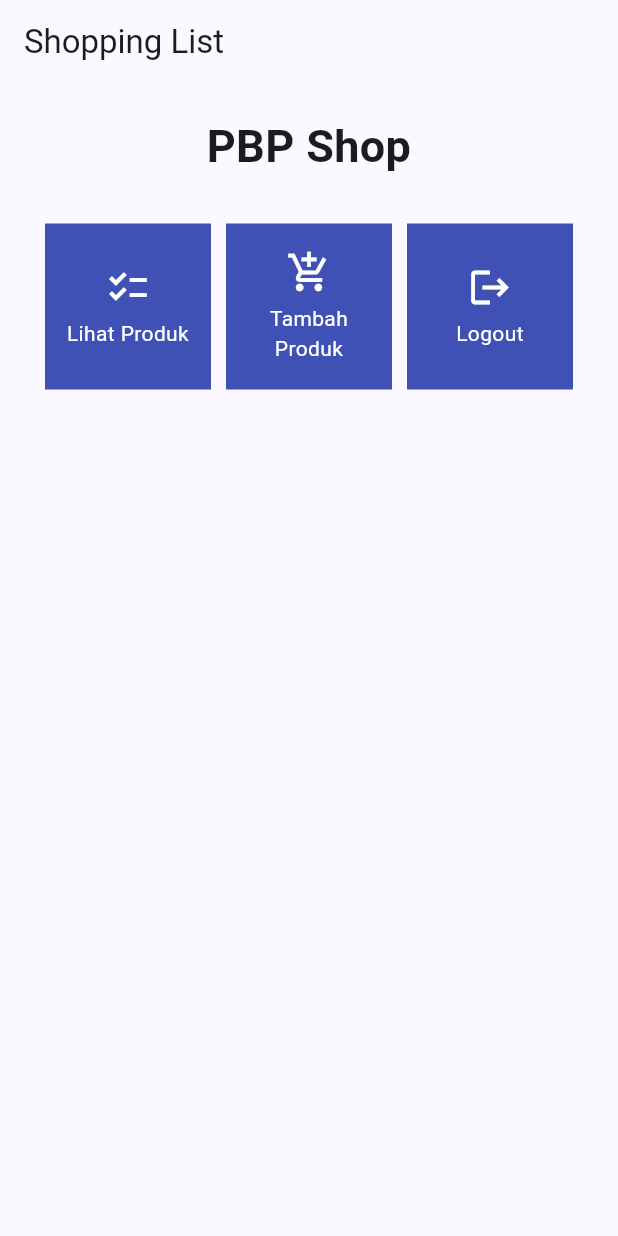
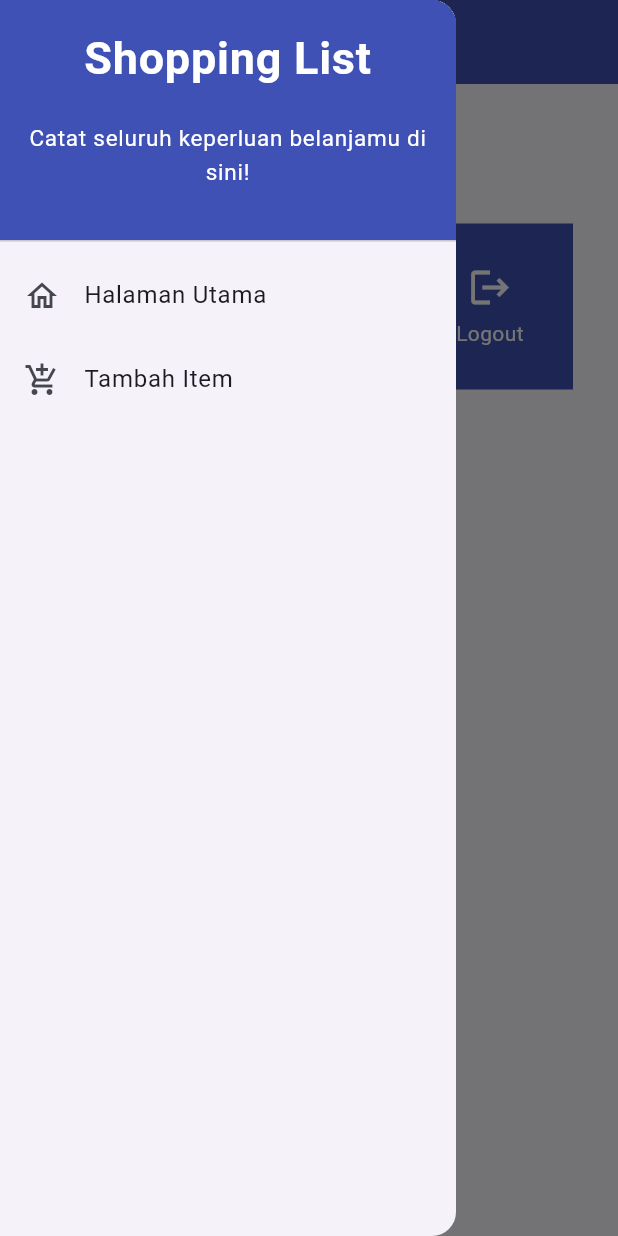
Before and after one commit to adestyantiqonita/tugas-pbp-flutter, a Flutter app: the screen it shows after launch, with the side drawer open (before the commit the screen has no drawer), on a phone screen of 412 x 824 dp. Run offline on Flutter 3.47's test engine with Material 2 defaults, Android fonts, the phone set to English and light mode, and no system bars.

Commit message:
Tugas 8 minus pertanyaan terakhir

```diff
--- a/qoqonscollection/lib/main.dart
+++ b/qoqonscollection/lib/main.dart
@@ -1,6 +1,5 @@
 import 'package:flutter/material.dart';
-import 'package:qoqonscollection/menu.dart';
-
+import 'package:qoqonscollection/screens/menu.dart';
 void main() {
   runApp(const MyApp());
 }
--- a/qoqonscollection/lib/menu.dart
+++ /dev/null
@@ -1,120 +0,0 @@
-import 'package:flutter/material.dart';
-
-class MyHomePage extends StatelessWidget {
-  MyHomePage({Key? key}) : super(key: key);
-
-  // This widget is the home page of your application. It is stateful, meaning
-  // that it has a State object (defined below) that contains fields that affect
-  // how it looks.
-
-  // This class is the configuration for the state. It holds the values (in this
-  // case the title) provided by the parent (in this case the App widget) and
-  // used by the build method of the State. Fields in a Widget subclass are
-  // always marked "final".
-
-  final List<ShopItem> items = [
-    ShopItem("Lihat Produk", Icons.checklist),
-    ShopItem("Tambah Produk", Icons.add_shopping_cart),
-    ShopItem("Logout", Icons.logout),
-  ];
-
-  @override
-  Widget build(BuildContext context) {
-    return Scaffold(
-      appBar: AppBar(
-        title: const Text(
-          'Shopping List',
-        ),
-      ),
-      body: SingleChildScrollView(
-        // Widget wrapper yang dapat discroll
-        child: Padding(
-          padding: const EdgeInsets.all(10.0), // Set padding dari halaman
-          child: Column(
-            // Widget untuk menampilkan children secara vertikal
-            children: <Widget>[
-              const Padding(
-                padding: EdgeInsets.only(top: 10.0, bottom: 10.0),
-                // Widget Text untuk menampilkan tulisan dengan alignment center dan style yang sesuai
-                child: Text(
-                  'PBP Shop', // Text yang menandakan toko
-                  textAlign: TextAlign.center,
-                  style: TextStyle(
-                    fontSize: 30,
-                    fontWeight: FontWeight.bold,
-                  ),
-                ),
-              ),
-              // Grid layout
-              GridView.count(
-                // Container pada card kita.
-                primary: true,
-                padding: const EdgeInsets.all(20),
-                crossAxisSpacing: 10,
-                mainAxisSpacing: 10,
-                crossAxisCount: 3,
-                shrinkWrap: true,
-                children: items.map((ShopItem item) {
-                  // Iterasi untuk setiap item
-                  return ShopCard(item);
-                }).toList(),
-              ),
-            ],
-          ),
-        ),
-      ),
-    );
-  }
-}
-
-class ShopCard extends StatelessWidget {
-  final ShopItem item;
-
-  const ShopCard(this.item, {super.key}); // Constructor
-
-  @override
-  Widget build(BuildContext context) {
-    return Material(
-      color: Colors.indigo,
-      child: InkWell(
-        // Area responsive terhadap sentuhan
-        onTap: () {
-          // Memunculkan SnackBar ketika diklik
-          ScaffoldMessenger.of(context)
-            ..hideCurrentSnackBar()
-            ..showSnackBar(SnackBar(
-                content: Text("Kamu telah menekan tombol ${item.name}!")));
-        },
-        child: Container(
-          // Container untuk menyimpan Icon dan Text
-          padding: const EdgeInsets.all(8),
-          child: Center(
-            child: Column(
-              mainAxisAlignment: MainAxisAlignment.center,
-              children: [
-                Icon(
-                  item.icon,
-                  color: Colors.white,
-                  size: 30.0,
-                ),
-                const Padding(padding: EdgeInsets.all(3)),
-                Text(
-                  item.name,
-                  textAlign: TextAlign.center,
-                  style: const TextStyle(color: Colors.white),
-                ),
-              ],
-            ),
-          ),
-        ),
-      ),
-    );
-  }
-}
-
-class ShopItem {
-  final String name;
-  final IconData icon;
-
-  ShopItem(this.name, this.icon);
-}
--- /dev/null
+++ b/qoqonscollection/lib/screens/menu.dart
@@ -0,0 +1,66 @@
+import 'package:flutter/material.dart';
+import 'package:qoqonscollection/widgets/left_drawer.dart';
+
+import '../widgets/shop_card.dart';
+
+class MyHomePage extends StatelessWidget {
+  MyHomePage({Key? key}) : super(key: key);
+
+  final List<ShopItem> items = [
+    ShopItem("Lihat Item", Icons.checklist),
+    ShopItem("Tambah Item", Icons.add_shopping_cart),
+    ShopItem("Logout", Icons.logout),
+  ];
+
+  @override
+  Widget build(BuildContext context) {
+    return Scaffold(
+      appBar: AppBar(
+        title: const Text(
+          'Shopping List',
+        ),
+        backgroundColor: Colors.indigo,
+        foregroundColor: Colors.white,
+      ),
+      drawer: const LeftDrawer(),
+      body: SingleChildScrollView(
+        child: Padding(
+          padding: const EdgeInsets.all(10.0),
+          child: Column(
+            children: <Widget>[
+              const Padding(
+                padding: EdgeInsets.only(top: 10.0, bottom: 10.0),
+                child: Text(
+                  'PBP Shop',
+                  textAlign: TextAlign.center,
+                  style: TextStyle(
+                    fontSize: 30,
+                    fontWeight: FontWeight.bold,
+                  ),
+                ),
+              ),
+              GridView.count(
+                primary: true,
+                padding: const EdgeInsets.all(20),
+                crossAxisSpacing: 10,
+                mainAxisSpacing: 10,
+                crossAxisCount: 3,
+                shrinkWrap: true,
+                children: items.map((ShopItem item) {
+                  return ShopCard(item);
+                }).toList(),
+              ),
+            ],
+          ),
+        ),
+      ),
+    );
+  }
+}
+
+class ShopItem {
+  final String name;
+  final IconData icon;
+
+  ShopItem(this.name, this.icon);
+}
--- /dev/null
+++ b/qoqonscollection/lib/widgets/left_drawer.dart
@@ -0,0 +1,67 @@
+import 'package:flutter/material.dart';
+import 'package:qoqonscollection/screens/menu.dart';
+import 'package:qoqonscollection/screens/qoqonscollection_form.dart';
+
+class LeftDrawer extends StatelessWidget {
+  const LeftDrawer({super.key});
+
+  @override
+  Widget build(BuildContext context) {
+    return Drawer(
+      child: ListView(
+        children: [
+          const DrawerHeader(
+            decoration: BoxDecoration(
+              color: Colors.indigo,
+            ),
+            child: Column(
+              children: [
+                Text(
+                  'Shopping List',
+                  textAlign: TextAlign.center,
+                  style: TextStyle(
+                    fontSize: 30,
+                    fontWeight: FontWeight.bold,
+                    color: Colors.white,
+                  ),
+                ),
+                Padding(padding: EdgeInsets.all(10)),
+                Text(
+                  "Catat seluruh keperluan belanjamu di sini!",
+                  textAlign: TextAlign.center,
+                  style: TextStyle(
+                    fontSize: 15,
+                    color: Colors.white,
+                  ),
+                ),
+              ],
+            ),
+          ),
+            ListTile(
+              leading: const Icon(Icons.home_outlined),
+              title: const Text('Halaman Utama'),
+              // Bagian redirection ke MyHomePage
+              onTap: () {
+                Navigator.pushReplacement(
+                    context,
+                    MaterialPageRoute(
+                      builder: (context) => MyHomePage(),
+                    ));
+              },
+            ),
+            ListTile(
+              leading: const Icon(Icons.add_shopping_cart),
+              title: const Text('Tambah Item'),
+              // Bagian redirection ke ShopFormPage
+              onTap: () {
+                Navigator.push(
+                  context,
+                  MaterialPageRoute(builder: (context) => const ShopFormPage()),
+                );
+              },
+            ),
+        ],
+      ),
+    );
+  }
+}
--- /dev/null
+++ b/qoqonscollection/lib/widgets/shop_card.dart
@@ -0,0 +1,52 @@
+import 'package:flutter/material.dart';
+import 'package:qoqonscollection/screens/menu.dart';
+import 'package:qoqonscollection/screens/qoqonscollection_form.dart';
+
+class ShopCard extends StatelessWidget {
+  final ShopItem item;
+
+  const ShopCard(this.item, {super.key});
+
+  @override
+  Widget build(BuildContext context) {
+    return Material(
+      color: Colors.indigo,
+      child: InkWell(
+        onTap: () {
+          ScaffoldMessenger.of(context)
+            ..hideCurrentSnackBar()
+            ..showSnackBar(SnackBar(
+                content: Text("Kamu telah menekan tombol ${item.name}!")));
+
+          if (item.name == "Tambah Item") {
+            Navigator.push(
+              context,
+              MaterialPageRoute(builder: (context) => ShopFormPage()),
+            );
+          }
+        },
+        child: Container(
+          padding: const EdgeInsets.all(8),
+          child: Center(
+            child: Column(
+              mainAxisAlignment: MainAxisAlignment.center,
+              children: [
+                Icon(
+                  item.icon,
+                  color: Colors.white,
+                  size: 30.0,
+                ),
+                const Padding(padding: EdgeInsets.all(3)),
+                Text(
+                  item.name,
+                  textAlign: TextAlign.center,
+                  style: const TextStyle(color: Colors.white),
+                ),
+              ],
+            ),
+          ),
+        ),
+      ),
+    );
+  }
+}
```
Also changed, not shown: qoqonscollection/lib/screens/qoqonscollection_form.dart (added, +160 -0 lines), 1 other file.
